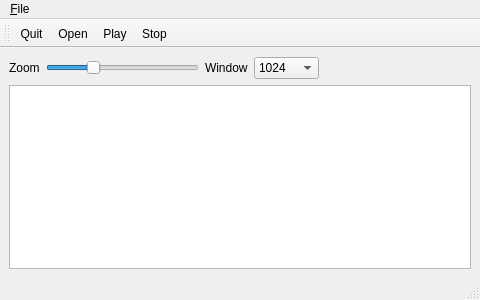
Old version of the form ui_anatalk.ui in the repository kellyjf/anatalk.
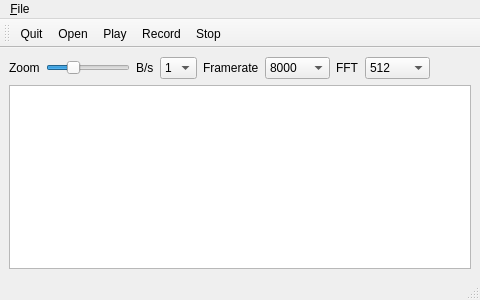
New version of the form. Custom widgets are drawn as their Qt base class.

Diff of the .ui file:
```diff
--- a/ui_anatalk.ui
+++ b/ui_anatalk.ui
@@ -40,15 +40,72 @@
         </property>
        </widget>
       </item>
+      <item>
+       <widget class="QLabel" name="label_4">
+        <property name="text">
+         <string>B/s</string>
+        </property>
+       </widget>
+      </item>
+      <item>
+       <widget class="QComboBox" name="sampwidthCombo">
+        <item>
+         <property name="text">
+          <string>1</string>
+         </property>
+        </item>
+        <item>
+         <property name="text">
+          <string>2</string>
+         </property>
+        </item>
+       </widget>
+      </item>
+      <item>
+       <widget class="QLabel" name="label_3">
+        <property name="text">
+         <string>Framerate</string>
+        </property>
+       </widget>
+      </item>
+      <item>
+       <widget class="QComboBox" name="framerateCombo">
+        <item>
+         <property name="text">
+          <string>8000</string>
+         </property>
+        </item>
+        <item>
+         <property name="text">
+          <string>16000</string>
+         </property>
+        </item>
+        <item>
+         <property name="text">
+          <string>32000</string>
+         </property>
+        </item>
+        <item>
+         <property name="text">
+          <string>44100</string>
+         </property>
+        </item>
+       </widget>
+      </item>
       <item>
        <widget class="QLabel" name="label_2">
         <property name="text">
-         <string>Window</string>
+         <string>FFT</string>
         </property>
        </widget>
       </item>
       <item>
        <widget class="QComboBox" name="windowCombo">
+        <item>
+         <property name="text">
+          <string>512</string>
+         </property>
+        </item>
         <item>
          <property name="text">
           <string>1024</string>
@@ -100,6 +157,7 @@
    <addaction name="action_Quit"/>
    <addaction name="action_Open"/>
    <addaction name="action_Play"/>
+   <addaction name="action_Record"/>
    <addaction name="action_Stop"/>
   </widget>
   <widget class="QMenuBar" name="menuBar">
@@ -142,6 +200,11 @@
     <string>&amp;Stop</string>
    </property>
   </action>
+  <action name="action_Record">
+   <property name="text">
+    <string>&amp;Record</string>
+   </property>
+  </action>
  </widget>
  <customwidgets>
   <customwidget>
```
Left out of the diff: 13 changed lines with no effect on the pictures.
